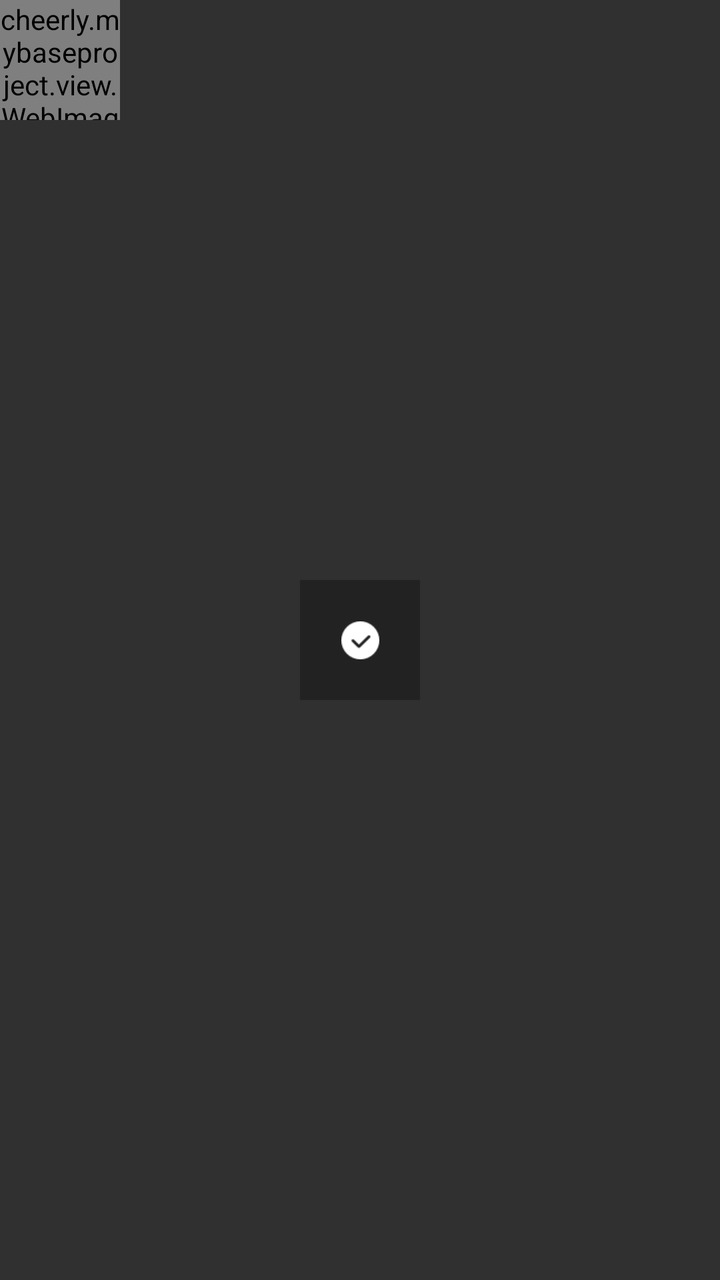
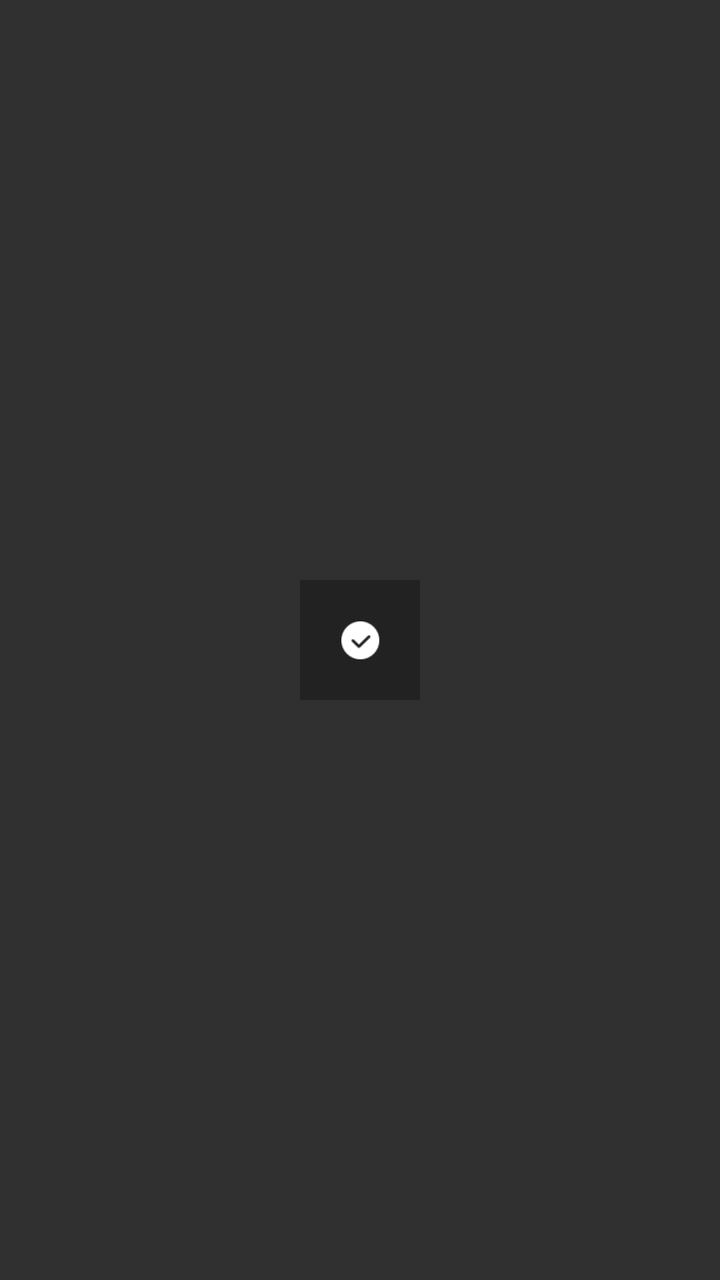

Compare the two renders of this Android layout. The source of the first and the diff that turns it into the second are given below.
<!-- AndroidManifest.xml: application theme AppBaseTheme -->
<!-- res/layout/publish_select_photo_item.xml -->
<?xml version="1.0" encoding="utf-8"?>
<RelativeLayout xmlns:android="http://schemas.android.com/apk/res/android"
    android:layout_width="wrap_content"
    android:layout_height="wrap_content"
    android:orientation="vertical">

    <cheerly.mybaseproject.view.WebImageView
        android:id="@+id/photo_img"
        android:layout_width="60dp"
        android:layout_height="60dp"
        android:scaleType="centerCrop" />

    <ImageView
        android:id="@+id/check_box"
        android:layout_width="60dp"
        android:layout_height="60dp"
        android:layout_centerInParent="true"
        android:background="#4C000000"
        android:scaleType="centerInside"
        android:src="@drawable/publish_album_photo_checked" />
</RelativeLayout>
<!-- resources referenced by this layout -->
<resources>
  <!-- drawable publish_album_photo_checked: png bitmap (drawable-xhdpi, 493 bytes) -->
  <style name="AppBaseTheme" parent="@style/Theme.AppCompat.NoActionBar">
          <item name="android:windowNoTitle">true</item>
          <item name="android:windowContentOverlay">@null</item>
          <item name="android:windowAnimationStyle">@style/AnimationActivity</item>
          <item name="colorPrimary">@color/black</item>
          <item name="colorPrimaryDark">@color/black</item>
          <item name="colorAccent">@color/colorAccent</item>
      </style>
  <style name="AnimationActivity" parent="@android:style/Animation.Activity">
          <item name="android:activityOpenEnterAnimation">@anim/slide_in_right</item>
          <item name="android:activityCloseExitAnimation">@anim/slide_out_right</item>
          <item name="android:activityCloseEnterAnimation">@anim/slide_in_left</item>
          <item name="android:activityOpenExitAnimation">@anim/slide_out_left</item>
      </style>
  <color name="black">#000000</color>
  <color name="colorAccent">#FF4081</color>
</resources>

<!-- the commit's change to res/layout/publish_select_photo_item.xml (unified diff, before → after) -->
@@ -4,7 +4,7 @@
     android:layout_height="wrap_content"
     android:orientation="vertical">
 
-    <cheerly.mybaseproject.view.WebImageView
+    <ImageView
         android:id="@+id/photo_img"
         android:layout_width="60dp"
         android:layout_height="60dp"
